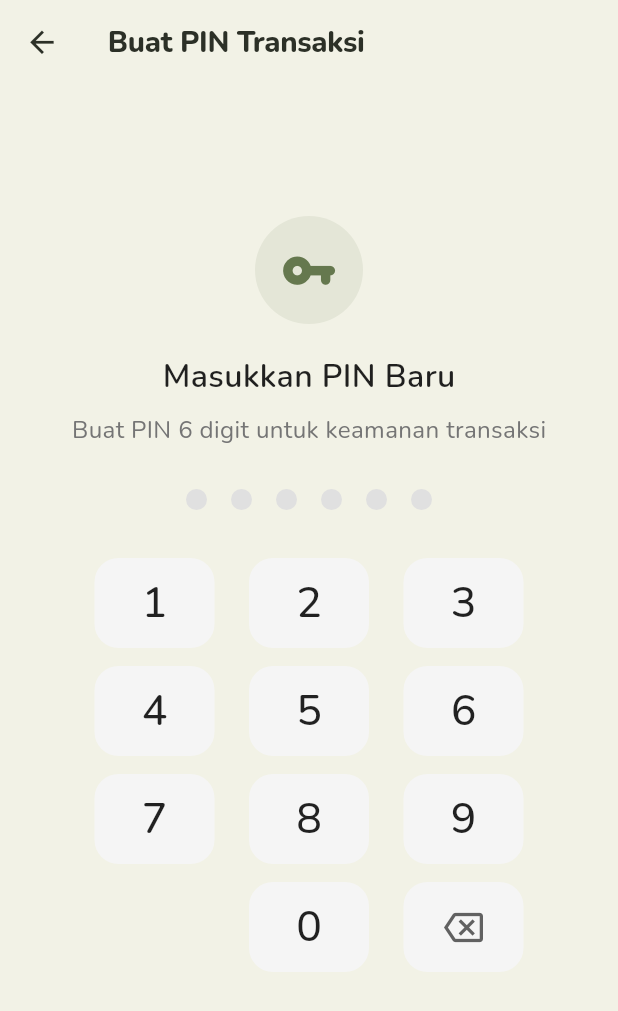
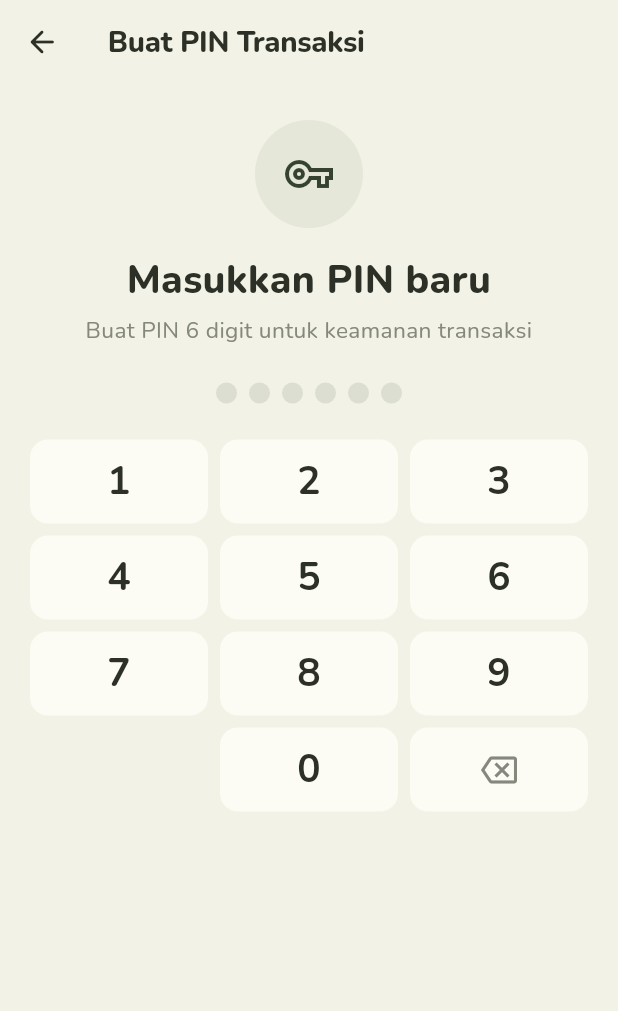
Before and after one commit to chizbu/setor_in, a Flutter app: the BuatPinScreen screen opened directly, after a tap on the "backspace" icon, on a phone screen of 412 x 824 dp. Shown: the top 1011 px of the screen. Run offline on Flutter 3.47's test engine with Material 3 defaults, Android fonts, the phone set to English and light mode, and no system bars; our stand-ins replace flutter_contacts, image_picker, qr_flutter, screenshot, share_plus, shared_preferences; accounts and stored records are empty.

Commit message:
nambah pin

```diff
--- a/lib/screens/auth/app_theme.dart
+++ b/lib/screens/auth/app_theme.dart
@@ -1,12 +1,13 @@
 import 'package:flutter/material.dart';
 
-// Setor.in preview palette: warm paper, forest green, and muted olive accents.
+
 const Color kPrimary = Color(0xFF65784E);
 const Color kPrimaryDark = Color(0xFF34422F);
 const Color kAccent = Color(0xFFD4B18A);
 const Color kInfo = Color(0xFF65784E);
 const Color kWarning = Color(0xFFB88C44);
 const Color kDanger = Color(0xFF98594F);
+
 const Color kBg = Color(0xFFF2F2E6);
 const Color kSurface = Color(0xFFFCFCF5);
 const Color kText = Color(0xFF2C3027);
@@ -14,25 +15,88 @@ const Color kTextSoft = Color(0xFF85887C);
 const Color kPrimaryLight = Color(0xFFE5E7D8);
 const Color kBorder = Color(0xFFDDDED2);
 
+
+class AppSpacing {
+  AppSpacing._();
+
+  static const double xs = 4;
+  static const double sm = 8;
+  static const double md = 12;
+  static const double lg = 16;
+  static const double xl = 24;
+  static const double xxl = 32;
+}
+
+
+
+class AppRadius {
+  AppRadius._();
+
+  static const double sm = 8;
+  static const double md = 12;
+  static const double lg = 16;
+  static const double pill = 999;
+}
+
+
+
+class AppTypography {
+  AppTypography._();
+
+  static const double display = 32;
+  static const double title = 24;
+  static const double section = 20;
+  static const double subtitle = 18;
+  static const double bodyLarge = 16;
+  static const double body = 14;
+  static const double bodySmall = 13;
+  static const double caption = 12;
+  static const double overline = 10;
+  static const double button = 14;
+}
+
+
+
+class AppIconSize {
+  AppIconSize._();
+
+  static const double sm = 16;
+  static const double md = 20;
+  static const double lg = 24;
+  static const double xl = 32;
+  static const double hero = 48;
+}
+
+
+
 const LinearGradient kGradientPrimary = LinearGradient(
-  colors: [kPrimaryDark, kPrimaryDark],
+  colors: [
+    kPrimaryDark,
+    kPrimaryDark,
+  ],
   begin: Alignment.topLeft,
   end: Alignment.bottomRight,
 );
 
+
+
 class AppTheme {
   AppTheme._();
 
-  static BoxDecoration get greenCardDecoration => BoxDecoration(
-        color: kPrimaryDark,
-        borderRadius: BorderRadius.circular(16),
-      );
+  static BoxDecoration get greenCardDecoration {
+    return BoxDecoration(
+      color: kPrimaryDark,
+      borderRadius: BorderRadius.circular(AppRadius.lg),
+    );
+  }
 
-  static BoxDecoration get cardDecoration => BoxDecoration(
-        color: kSurface,
-        borderRadius: BorderRadius.circular(12),
-        border: Border.all(color: kBorder),
-      );
+  static BoxDecoration get cardDecoration {
+    return BoxDecoration(
+      color: kSurface,
+      borderRadius: BorderRadius.circular(AppRadius.lg),
+      border: Border.all(color: kBorder),
+    );
+  }
 
   static ThemeData get theme {
     final scheme = ColorScheme.fromSeed(
@@ -49,6 +113,7 @@ class AppTheme {
       colorScheme: scheme,
       scaffoldBackgroundColor: kBg,
       splashFactory: InkSparkle.splashFactory,
+
       appBarTheme: const AppBarTheme(
         backgroundColor: kBg,
         foregroundColor: kText,
@@ -57,28 +122,84 @@ class AppTheme {
         toolbarHeight: 56,
         leadingWidth: 56,
         centerTitle: false,
-        iconTheme: IconThemeData(color: kText, size: 24),
-        actionsIconTheme: IconThemeData(color: kText, size: 24),
+        iconTheme: IconThemeData(
+          color: kText,
+          size: AppIconSize.lg,
+        ),
+        actionsIconTheme: IconThemeData(
+          color: kText,
+          size: AppIconSize.lg,
+        ),
         titleTextStyle: TextStyle(
           color: kText,
-          fontSize: 18,
+          fontSize: AppTypography.subtitle,
           fontWeight: FontWeight.w800,
           letterSpacing: -0.2,
           fontFamily: 'Nunito',
         ),
       ),
+
+      textTheme: const TextTheme(
+        displaySmall: TextStyle(
+          fontSize: AppTypography.display,
+          fontWeight: FontWeight.w800,
+          color: kText,
+        ),
+        headlineSmall: TextStyle(
+          fontSize: AppTypography.title,
+          fontWeight: FontWeight.w800,
+          color: kText,
+        ),
+        titleLarge: TextStyle(
+          fontSize: AppTypography.section,
+          fontWeight: FontWeight.w800,
+          color: kText,
+        ),
+        titleMedium: TextStyle(
+          fontSize: AppTypography.subtitle,
+          fontWeight: FontWeight.w700,
+          color: kText,
+        ),
+        bodyLarge: TextStyle(
+          fontSize: AppTypography.bodyLarge,
+          color: kText,
+        ),
+        bodyMedium: TextStyle(
+          fontSize: AppTypography.body,
+          color: kText,
+        ),
+        bodySmall: TextStyle(
+          fontSize: AppTypography.bodySmall,
+          color: kTextSoft,
+        ),
+        labelLarge: TextStyle(
+          fontSize: AppTypography.button,
+          fontWeight: FontWeight.w700,
+        ),
+        labelSmall: TextStyle(
+          fontSize: AppTypography.caption,
+          fontWeight: FontWeight.w700,
+        ),
+      ),
+
       elevatedButtonTheme: ElevatedButtonThemeData(
         style: ElevatedButton.styleFrom(
           backgroundColor: kPrimary,
           foregroundColor: Colors.white,
           disabledBackgroundColor: kPrimary.withValues(alpha: .45),
           disabledForegroundColor: Colors.white,
-          minimumSize: const Size(48, 52),
-          shape: RoundedRectangleBorder(borderRadius: BorderRadius.circular(15)),
-          textStyle: const TextStyle(fontWeight: FontWeight.w700, fontSize: 17.2),
+          minimumSize: const Size(48, 48),
+          shape: RoundedRectangleBorder(
+            borderRadius: BorderRadius.circular(AppRadius.md),
+          ),
+          textStyle: const TextStyle(
+            fontWeight: FontWeight.w700,
+            fontSize: AppTypography.button,
+          ),
           elevation: 0,
         ),
       ),
+
       filledButtonTheme: FilledButtonThemeData(
         style: FilledButton.styleFrom(
           backgroundColor: kPrimary,
@@ -86,54 +207,89 @@ class AppTheme {
           disabledBackgroundColor: kPrimary.withValues(alpha: .45),
           disabledForegroundColor: Colors.white,
           minimumSize: const Size(48, 46),
-          shape: RoundedRectangleBorder(borderRadius: BorderRadius.circular(12)),
-          textStyle: const TextStyle(fontWeight: FontWeight.w800, fontSize: 13.8),
+          shape: RoundedRectangleBorder(
+            borderRadius: BorderRadius.circular(AppRadius.md),
+          ),
+          textStyle: const TextStyle(
+            fontWeight: FontWeight.w800,
+            fontSize: AppTypography.button,
+          ),
           elevation: 0,
         ),
       ),
+
       outlinedButtonTheme: OutlinedButtonThemeData(
         style: OutlinedButton.styleFrom(
           foregroundColor: kPrimary,
           minimumSize: const Size(48, 48),
           side: const BorderSide(color: kBorder),
-          shape: RoundedRectangleBorder(borderRadius: BorderRadius.circular(14)),
-          textStyle: const TextStyle(fontWeight: FontWeight.w700),
+          shape: RoundedRectangleBorder(
+            borderRadius: BorderRadius.circular(AppRadius.md),
+          ),
+          textStyle: const TextStyle(
+            fontWeight: FontWeight.w700,
+            fontSize: AppTypography.button,
+          ),
         ),
       ),
+
       inputDecorationTheme: InputDecorationTheme(
         filled: true,
         fillColor: kSurface,
-        hintStyle: const TextStyle(color: kTextSoft, fontSize: 16.1),
-        contentPadding: const EdgeInsets.symmetric(horizontal: 16, vertical: 16),
+        hintStyle: const TextStyle(
+          color: kTextSoft,
+          fontSize: AppTypography.body,
+        ),
+        contentPadding: const EdgeInsets.symmetric(
+          horizontal: AppSpacing.lg,
+          vertical: AppSpacing.md,
+        ),
         border: OutlineInputBorder(
-          borderRadius: BorderRadius.circular(14),
+          borderRadius: BorderRadius.circular(AppRadius.md),
           borderSide: const BorderSide(color: kBorder),
         ),
         enabledBorder: OutlineInputBorder(
-          borderRadius: BorderRadius.circular(14),
+          borderRadius: BorderRadius.circular(AppRadius.md),
           borderSide: const BorderSide(color: kBorder),
         ),
         focusedBorder: OutlineInputBorder(
-          borderRadius: BorderRadius.circular(14),
-          borderSide: const BorderSide(color: kPrimary, width: 1.5),
+          borderRadius: BorderRadius.circular(AppRadius.md),
+          borderSide: const BorderSide(
+            color: kPrimary,
+            width: 1.5,
+          ),
         ),
         errorBorder: OutlineInputBorder(
-          borderRadius: BorderRadius.circular(14),
+          borderRadius: BorderRadius.circular(AppRadius.md),
           borderSide: const BorderSide(color: kDanger),
         ),
         focusedErrorBorder: OutlineInputBorder(
-          borderRadius: BorderRadius.circular(14),
-          borderSide: const BorderSide(color: kDanger, width: 1.5),
+          borderRadius: BorderRadius.circular(AppRadius.md),
+          borderSide: const BorderSide(
+            color: kDanger,
+            width: 1.5,
+          ),
         ),
       ),
+
       chipTheme: ChipThemeData(
         side: const BorderSide(color: kBorder),
         backgroundColor: kSurface,
         selectedColor: kPrimaryLight,
-        labelStyle: const TextStyle(color: kText, fontWeight: FontWeight.w600),
-        shape: RoundedRectangleBorder(borderRadius: BorderRadius.circular(12)),
+        labelStyle: const TextStyle(
+          color: kText,
+          fontWeight: FontWeight.w600,
+          fontSize: AppTypography.caption,
+        ),
+        shape: RoundedRectangleBorder(
+          borderRadius: BorderRadius.circular(AppRadius.md),
+        ),
       ),
-      dividerTheme: const DividerThemeData(color: kBorder, thickness: 1),
+
+      dividerTheme: const DividerThemeData(
+        color: kBorder,
+        thickness: 1,
+      ),
     );
   }
 }
--- a/lib/screens/auth/buat_pin_screen.dart
+++ b/lib/screens/auth/buat_pin_screen.dart
@@ -1,14 +1,13 @@
 import 'package:flutter/material.dart';
+
+import '../../services/api_service.dart';
 import 'app_theme.dart';
 import 'user_data.dart';
-import '../../services/api_service.dart';
-
-// ══════════════════════════════════════════════════════════════
-//  BUAT PIN SCREEN — Input PIN 2x (buat + konfirmasi)
-// ══════════════════════════════════════════════════════════════
 
 class BuatPinScreen extends StatefulWidget {
-  const BuatPinScreen({super.key});
+  const BuatPinScreen({super.key, this.isEdit = false});
+
+  final bool isEdit;
 
   @override
   State<BuatPinScreen> createState() => _BuatPinScreenState();
@@ -18,23 +17,31 @@ class _BuatPinScreenState extends State<BuatPinScreen>
     with SingleTickerProviderStateMixin {
   static const int _pinLength = 6;
 
-  String _pin1 = '';
-  String _pin2 = '';
-  bool _isStep2 = false;
+  int _step = 1;
+  String _pinLama = '';
+  String _pinBaru = '';
+  String _pinKonfirmasi = '';
   bool _isLoading = false;
   String? _errorMsg;
 
-  late AnimationController _shakeCtrl;
-  late Animation<double> _shakeAnim;
+  late final AnimationController _shakeCtrl;
+  late final Animation<double> _shakeAnim;
 
   @override
   void initState() {
     super.initState();
+
+    _step = widget.isEdit ? 0 : 1;
+
     _shakeCtrl = AnimationController(
       vsync: this,
       duration: const Duration(milliseconds: 400),
     );
-    _shakeAnim = Tween<double>(begin: 0, end: 12).chain(
+
+    _shakeAnim = Tween<double>(
+      begin: 0,
+      end: 12,
+    ).chain(
       CurveTween(curve: Curves.elasticIn),
     ).animate(_shakeCtrl);
   }
@@ -45,228 +52,336 @@ class _BuatPinScreenState extends State<BuatPinScreen>
     super.dispose();
   }
 
+  String get _currentPin {
+    if (_step == 0) return _pinLama;
+    if (_step == 1) return _pinBaru;
+    return _pinKonfirmasi;
+  }
+
+  String get _title {
+    if (_step == 0) return 'Masukkan PIN lama';
+    if (_step == 1) return 'Masukkan PIN baru';
+    return 'Konfirmasi PIN baru';
+  }
+
+  String get _subtitle {
+    if (_step == 0) {
+      return 'Verifikasi PIN saat ini untuk melanjutkan';
+    }
+
+    if (_step == 1) {
+      return 'Buat PIN 6 digit untuk keamanan transaksi';
+    }
+
+    return 'Masukkan ulang PIN baru Anda';
+  }
+
   void _onKey(String key) {
+    if (_isLoading) return;
+
     setState(() => _errorMsg = null);
 
-    if (_isStep2) {
     if (key == 'DEL') {
-        if (_pin2.isNotEmpty) setState(() => _pin2 = _pin2.substring(0, _pin2.length - 1));
-      } else if (_pin2.length < _pinLength) {
-        setState(() => _pin2 += key);
-        if (_pin2.length == _pinLength) _validateAndSubmit();
+      setState(() {
+        if (_step == 0 && _pinLama.isNotEmpty) {
+          _pinLama = _pinLama.substring(0, _pinLama.length - 1);
+        } else if (_step == 1 && _pinBaru.isNotEmpty) {
+          _pinBaru = _pinBaru.substring(0, _pinBaru.length - 1);
+        } else if (_step == 2 && _pinKonfirmasi.isNotEmpty) {
+          _pinKonfirmasi =
+              _pinKonfirmasi.substring(0, _pinKonfirmasi.length - 1);
         }
+      });
+
+      return;
+    }
+
+    if (_currentPin.length >= _pinLength) return;
+
+    setState(() {
+      if (_step == 0) {
+        _pinLama += key;
+      } else if (_step == 1) {
+        _pinBaru += key;
       } else {
-      if (key == 'DEL') {
-        if (_pin1.isNotEmpty) setState(() => _pin1 = _pin1.substring(0, _pin1.length - 1));
-      } else if (_pin1.length < _pinLength) {
-        setState(() => _pin1 += key);
-        if (_pin1.length == _pinLength) {
+        _pinKonfirmasi += key;
+      }
+    });
+
+    if (_currentPin.length != _pinLength) return;
+
+    if (_step == 0 || _step == 1) {
       Future.delayed(const Duration(milliseconds: 200), () {
-            if (mounted) setState(() => _isStep2 = true);
+        if (mounted) {
+          setState(() => _step++);
+        }
       });
-        }
-      }
+    } else {
+      _validateAndSubmit();
     }
   }
 
   Future<void> _validateAndSubmit() async {
-    if (_pin1 != _pin2) {
+    if (_pinBaru != _pinKonfirmasi) {
       _shakeCtrl.forward(from: 0);
+
       setState(() {
-        _errorMsg = 'PIN tidak cocok. Silakan ulangi.';
-        _pin2 = '';
+        _errorMsg = 'PIN baru tidak cocok. Silakan ulangi.';
+        _pinKonfirmasi = '';
+        _step = 2;
       });
-      await Future.delayed(const Duration(milliseconds: 600));
-      if (mounted) {
-        setState(() {
-          _isStep2 = false;
-          _pin1 = '';
-        });
-      }
+
       return;
     }
 
     setState(() => _isLoading = true);
 
-    final res = await ApiService().setPin(pin: _pin1);
+    final result = await ApiService().setPin(
+      pin: _pinBaru,
+      pinLama: widget.isEdit ? _pinLama : null,
+    );
 
     if (!mounted) return;
+
     setState(() => _isLoading = false);
 
-    if (res['success']) {
-      UserData().hasPin = true;
-      await UserData().simpan();
+    if (result['success'] == true) {
+      final userData = UserData();
+
+      userData.hasPin = true;
+      await userData.simpan();
+
       if (!mounted) return;
 
-      ScaffoldMessenger.of(context).showSnackBar(SnackBar(
-        content: const Text('PIN berhasil dibuat! 🎉'),
+      ScaffoldMessenger.of(context).showSnackBar(
+        SnackBar(
+          content: Text(
+            widget.isEdit
+                ? 'PIN berhasil diubah.'
+                : 'PIN berhasil dibuat.',
+          ),
           backgroundColor: kPrimary,
           behavior: SnackBarBehavior.floating,
-        shape: RoundedRectangleBorder(borderRadius: BorderRadius.circular(12)),
-      ));
-      Navigator.pop(context, true); // return true = PIN berhasil dibuat
+          shape: RoundedRectangleBorder(
+            borderRadius: BorderRadius.circular(AppRadius.md),
+          ),
+        ),
+      );
+
+      Navigator.pop(context, true);
+      return;
+    }
+
+    setState(() {
+      _errorMsg = (result['message'] ?? 'Gagal menyimpan PIN.').toString();
+      _pinBaru = '';
+      _pinKonfirmasi = '';
+      _step = widget.isEdit ? 0 : 1;
+
+      if (widget.isEdit) {
+        _pinLama = '';
+      }
+    });
+  }
+
+  void _handleBack() {
+    if (_isLoading) return;
+
+    if (_step == 2) {
+      setState(() {
+        _step = 1;
+        _pinKonfirmasi = '';
+        _errorMsg = null;
+      });
+    } else if (_step == 1 && widget.isEdit) {
+      setState(() {
+        _step = 0;
+        _pinBaru = '';
+        _errorMsg = null;
+      });
     } else {
-      setState(() {
-        _errorMsg = res['message'] ?? 'Gagal menyimpan PIN';
-        _isStep2 = false;
-        _pin1 = '';
-        _pin2 = '';
-      });
+      Navigator.pop(context, false);
     }
   }
 
   @override
   Widget build(BuildContext context) {
-    final currentPin = _isStep2 ? _pin2 : _pin1;
-
     return Scaffold(
       backgroundColor: kBg,
       appBar: AppBar(
-        backgroundColor: kBg,
-        foregroundColor: kText,
-        elevation: 0,
+        title: Text(
+          widget.isEdit ? 'Ubah PIN' : 'Buat PIN Transaksi',
+        ),
         leading: IconButton(
-          icon: const Icon(Icons.arrow_back, size: 23.6, color: kText),
-          onPressed: () {
-            if (_isStep2) {
-              setState(() {
-                _isStep2 = false;
-                _pin2 = '';
-                _errorMsg = null;
-              });
-            } else {
-              Navigator.pop(context, false);
-            }
-          },
+          tooltip: 'Kembali',
+          onPressed: _handleBack,
+          icon: const Icon(Icons.arrow_back_rounded),
         ),
-        title: const Text('Buat PIN Transaksi'),
-        centerTitle: false,
       ),
-      body: Column(
+      body: SafeArea(
+        child: ListView(
+          physics: const AlwaysScrollableScrollPhysics(),
+          padding: const EdgeInsets.fromLTRB(
+            AppSpacing.lg,
+            AppSpacing.xl,
+            AppSpacing.lg,
+            AppSpacing.xxl,
+          ),
           children: [
-          const Spacer(flex: 1),
-
-          // ── Icon ──
             Container(
               width: 72,
               height: 72,
-            decoration: BoxDecoration(
-              color: kPrimary.withValues(alpha: 0.1),
+              margin: const EdgeInsets.symmetric(
+                horizontal: AppSpacing.xxl,
+              ),
+              decoration: const BoxDecoration(
+                color: kPrimaryLight,
                 shape: BoxShape.circle,
               ),
               child: Icon(
-              _isStep2 ? Icons.lock_outline : Icons.vpn_key_rounded,
-              color: kPrimary,
-              size: 37.8,
+                _step == 0
+                    ? Icons.lock_outline
+                    : Icons.vpn_key_outlined,
+                color: kPrimaryDark,
+                size: AppIconSize.xl,
               ),
             ),
-          const SizedBox(height: 20),
-
-          // ── Title ──
+            const SizedBox(height: AppSpacing.lg),
             Text(
-            _isStep2 ? 'Konfirmasi PIN Baru' : 'Masukkan PIN Baru',
-            style: const TextStyle(fontSize: 19.8, fontWeight: FontWeight.w600, color: Colors.black87),
+              _title,
+              textAlign: TextAlign.center,
+              style: const TextStyle(
+                color: kText,
+                fontSize: AppTypography.title,
+                fontWeight: FontWeight.w800,
               ),
-          const SizedBox(height: 8),
+            ),
+            const SizedBox(height: AppSpacing.xs),
             Text(
-            _isStep2
-                ? 'Masukkan ulang PIN 6 digit Anda'
-                : 'Buat PIN 6 digit untuk keamanan transaksi',
-            style: TextStyle(fontSize: 14.9, color: Colors.grey.shade600),
+              _subtitle,
+              textAlign: TextAlign.center,
+              style: const TextStyle(
+                color: kTextSoft,
+                fontSize: AppTypography.body,
               ),
-          const SizedBox(height: 28),
-
-          // ── Dots ──
+            ),
+            const SizedBox(height: AppSpacing.xl),
             AnimatedBuilder(
               animation: _shakeAnim,
-            builder: (_, child) => Transform.translate(
-              offset: Offset(_shakeAnim.value * (_shakeCtrl.isAnimating ? 1 : 0), 0),
+              builder: (_, child) {
+                return Transform.translate(
+                  offset: Offset(
+                    _shakeAnim.value * (_shakeCtrl.isAnimating ? 1 : 0),
+                    0,
+                  ),
                   child: child,
-            ),
+                );
+              },
               child: Row(
                 mainAxisAlignment: MainAxisAlignment.center,
-              children: List.generate(_pinLength, (i) {
-                final filled = i < currentPin.length;
+                children: List.generate(_pinLength, (index) {
+                  final filled = index < _currentPin.length;
+
                   return AnimatedContainer(
-                  duration: const Duration(milliseconds: 200),
-                  margin: const EdgeInsets.symmetric(horizontal: 8),
+                    duration: const Duration(milliseconds: 180),
+                    margin: const EdgeInsets.symmetric(
+                      horizontal: AppSpacing.xs,
+                    ),
                     width: filled ? 16 : 14,
                     height: filled ? 16 : 14,
                     decoration: BoxDecoration(
+                      color: filled ? kPrimary : kBorder,
                       shape: BoxShape.circle,
-                    color: filled ? kPrimary : Colors.grey.shade300,
-                    boxShadow: filled
-                        ? [BoxShadow(color: kPrimary.withValues(alpha: 0.3), blurRadius: 6, spreadRadius: 1)]
-                        : null,
                     ),
                   );
                 }),
               ),
             ),
-
-          // ── Error message ──
             if (_errorMsg != null) ...[
-            const SizedBox(height: 16),
-            Text(_errorMsg!,
-                style: const TextStyle(color: Colors.red, fontSize: 14.9, fontWeight: FontWeight.w500)),
+              const SizedBox(height: AppSpacing.md),
+              Text(
+                _errorMsg!,
+                textAlign: TextAlign.center,
+                style: const TextStyle(
+                  color: kDanger,
+                  fontSize: AppTypography.caption,
+                  fontWeight: FontWeight.w700,
+                ),
+              ),
             ],
-
-          const SizedBox(height: 32),
-
-          // ── Keypad ──
+            const SizedBox(height: AppSpacing.xl),
             if (_isLoading)
-            Padding(
-              padding: const EdgeInsets.all(40),
-              child: Column(
-                children: [
-                  CircularProgressIndicator(color: kPrimary),
-                  const SizedBox(height: 16),
-                  const Text('Menyimpan PIN...', style: TextStyle(color: Colors.grey)),
-                ],
+              const Padding(
+                padding: EdgeInsets.all(AppSpacing.xxl),
+                child: Center(
+                  child: CircularProgressIndicator(
+                    color: kPrimary,
+                  ),
                 ),
               )
             else
-            Padding(
-              padding: const EdgeInsets.symmetric(horizontal: 40),
-              child: Column(
-                children: [
-                  _keyRow(['1', '2', '3']),
-                  const SizedBox(height: 12),
-                  _keyRow(['4', '5', '6']),
-                  const SizedBox(height: 12),
-                  _keyRow(['7', '8', '9']),
-                  const SizedBox(height: 12),
-                  _keyRow(['', '0', 'DEL']),
+              _buildKeypad(),
           ],
         ),
       ),
+    );
+  }
 
-          const Spacer(flex: 2),
+  Widget _buildKeypad() {
+    return Column(
+      children: [
+        _keyRow(['1', '2', '3']),
+        const SizedBox(height: AppSpacing.sm),
+        _keyRow(['4', '5', '6']),
+        const SizedBox(height: AppSpacing.sm),
+        _keyRow(['7', '8', '9']),
+        const SizedBox(height: AppSpacing.sm),
+        _keyRow(['', '0', 'DEL']),
       ],
-      ),
     );
   }
 
   Widget _keyRow(List<String> keys) {
     return Row(
-      mainAxisAlignment: MainAxisAlignment.spaceEvenly,
       children: keys.map((key) {
-        if (key.isEmpty) return const SizedBox(width: 80, height: 60);
-        return GestureDetector(
+        if (key.isEmpty) {
+          return const Expanded(
+            child: SizedBox(height: 56),
+          );
+        }
+
+        return Expanded(
+          child: Padding(
+            padding: const EdgeInsets.symmetric(
+              horizontal: AppSpacing.xs,
+            ),
+            child: Material(
+              color: kSurface,
+              borderRadius: BorderRadius.circular(AppRadius.md),
+              child: InkWell(
                 onTap: () => _onKey(key),
-          child: Container(
-            width: 80,
-            height: 60,
-            alignment: Alignment.center,
-            decoration: BoxDecoration(
-              color: Colors.grey.shade100,
-              borderRadius: BorderRadius.circular(16),
+                borderRadius: BorderRadius.circular(AppRadius.md),
+                child: SizedBox(
+                  height: 56,
+                  child: Center(
+                    child: key == 'DEL'
+                        ? const Icon(
+                            Icons.backspace_outlined,
+                            color: kTextSoft,
+                            size: AppIconSize.lg,
+                          )
+                        : Text(
+                            key,
+                            style: const TextStyle(
+                              color: kText,
+                              fontSize: AppTypography.title,
+                              fontWeight: FontWeight.w700,
                             ),
-            child: key == 'DEL'
-                ? Icon(Icons.backspace_outlined, color: Colors.grey.shade700, size: 26)
-                : Text(key,
-                    style: const TextStyle(
-                        fontSize: 26.4, fontWeight: FontWeight.w500, color: Colors.black87)),
+                          ),
+                  ),
+                ),
+              ),
+            ),
           ),
         );
       }).toList(),
```
Also changed, not shown: lib/screens/auth/profil_screen.dart (+49 -15 lines). Lines whose indentation alone changed are shown as unchanged.
